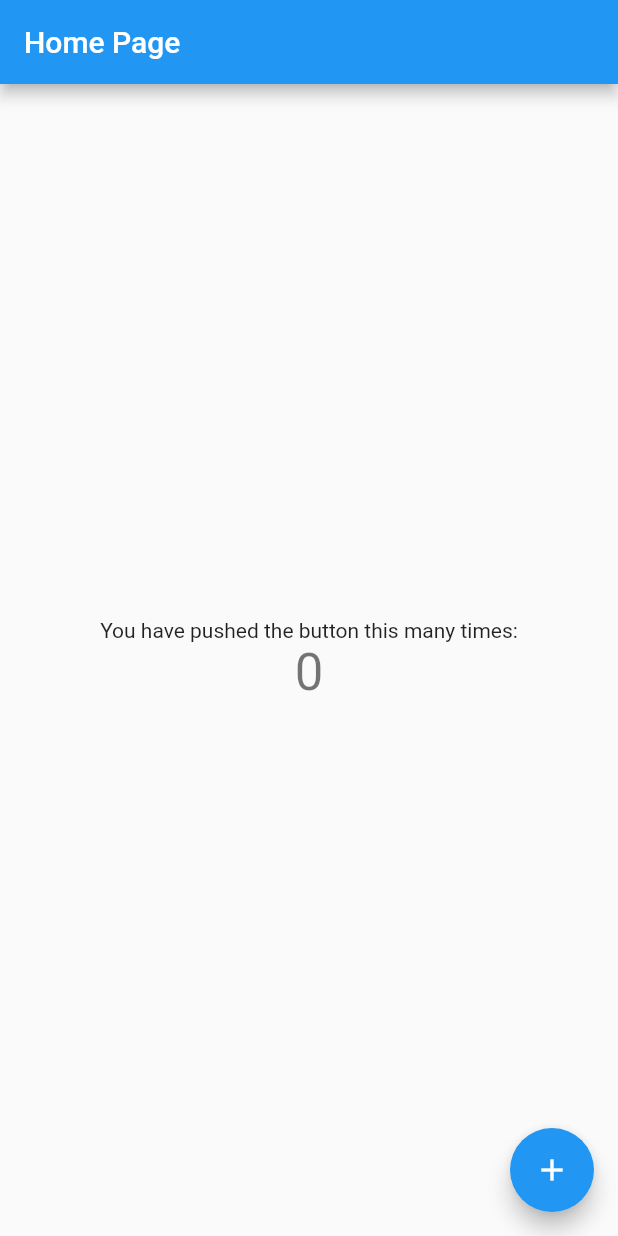
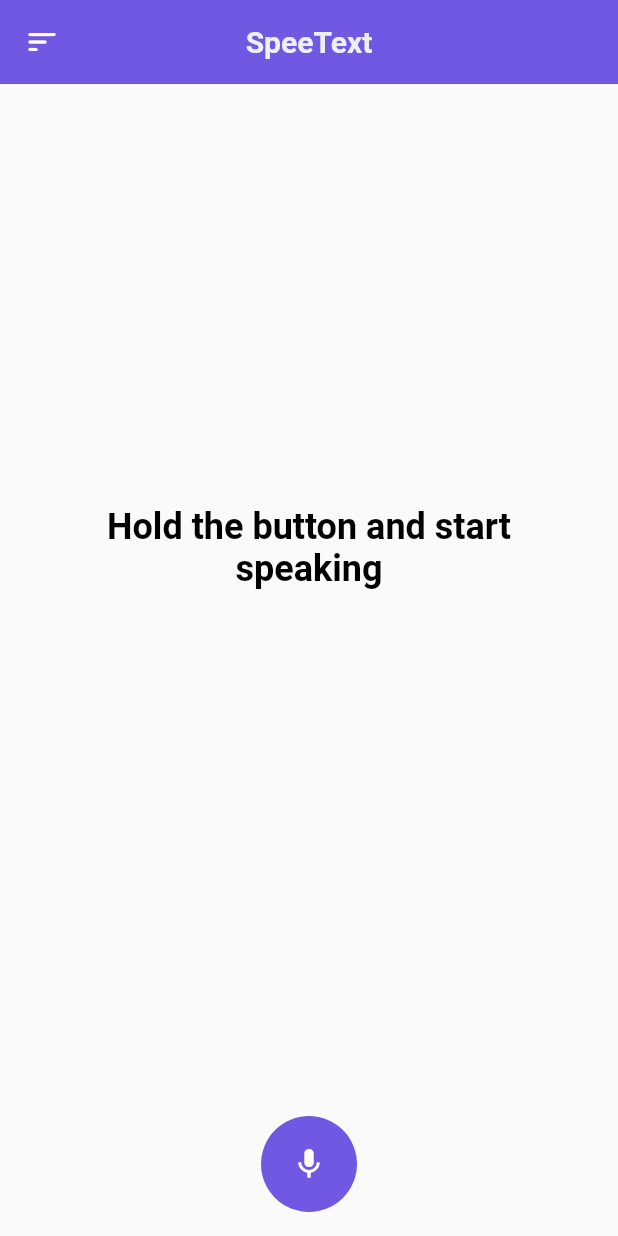
Before and after one commit to tee-jaay/speemage, a Flutter app: the screen it shows after launch, on a phone screen of 412 x 824 dp. Run offline on Flutter 3.47's test engine with Material 2 defaults, Android fonts, the phone set to English and light mode, and no system bars.

Commit message:
speech screen ui

```diff
--- /dev/null
+++ b/lib/colors.dart
@@ -0,0 +1,4 @@
+import 'package:flutter/material.dart';
+
+const bgColor = Color(0xff7158e2);
+const textColor = Color(0xffecf0f1);
--- a/lib/main.dart
+++ b/lib/main.dart
@@ -1,68 +1,26 @@
 import 'package:flutter/material.dart';
+import 'package:flutter/services.dart';
+
+import 'package:spetext/speech_screen.dart';
 
 void main() {
+  SystemChrome.setSystemUIOverlayStyle(const SystemUiOverlayStyle(statusBarColor: Colors.transparent));
   runApp(const MyApp());
 }
 
 class MyApp extends StatelessWidget {
   const MyApp({super.key});
 
-  // This widget is the root of your application.
+  //
   @override
   Widget build(BuildContext context) {
     return MaterialApp(
+      debugShowCheckedModeBanner: false,
       title: 'Flutter',
       theme: ThemeData(
         primarySwatch: Colors.blue,
       ),
-      home: const MyHomePage(title: 'Home Page'),
+      home: const SpeechScreen(),
     );
   }
 }
-
-class MyHomePage extends StatefulWidget {
-  const MyHomePage({super.key, required this.title});
-
-  final String title;
-
-  @override
-  State<MyHomePage> createState() => _MyHomePageState();
-}
-
-class _MyHomePageState extends State<MyHomePage> {
-  int _counter = 0;
-
-  void _incrementCounter() {
-    setState(() {
-      _counter++;
-    });
-  }
-
-  @override
-  Widget build(BuildContext context) {
-    return Scaffold(
-      appBar: AppBar(
-        title: Text(widget.title),
-      ),
-      body: Center(
-        child: Column(
-          mainAxisAlignment: MainAxisAlignment.center,
-          children: <Widget>[
-            const Text(
-              'You have pushed the button this many times:',
-            ),
-            Text(
-              '$_counter',
-              style: Theme.of(context).textTheme.headlineMedium,
-            ),
-          ],
-        ),
-      ),
-      floatingActionButton: FloatingActionButton(
-        onPressed: _incrementCounter,
-        tooltip: 'Increment',
-        child: const Icon(Icons.add),
-      ), // This trailing comma makes auto-formatting nicer for build methods.
-    );
-  }
-}
--- /dev/null
+++ b/lib/speech_screen.dart
@@ -0,0 +1,60 @@
+import 'package:flutter/material.dart';
+
+import 'package:spetext/colors.dart';
+
+class SpeechScreen extends StatefulWidget {
+  const SpeechScreen({Key? key}) : super(key: key);
+
+  @override
+  State<SpeechScreen> createState() => _SpeechScreenState();
+}
+
+class _SpeechScreenState extends State<SpeechScreen> {
+  var text = "Hold the button and start speaking";
+
+  @override
+  Widget build(BuildContext context) {
+    return Scaffold(
+      appBar: AppBar(
+        leading: Icon(
+          Icons.sort_rounded,
+          color: Colors.white,
+        ),
+        centerTitle: true,
+        backgroundColor: bgColor,
+        elevation: 0.0,
+        title: Text(
+          'SpeeText',
+          style: TextStyle(
+            fontWeight: FontWeight.w600,
+            color: textColor,
+          ),
+        ),
+      ),
+      body: Container(
+        alignment: Alignment.center,
+        padding: const EdgeInsets.symmetric(horizontal: 24, vertical: 16),
+        margin: EdgeInsets.only(bottom: 150),
+        child: Text(
+          text,
+          textAlign: TextAlign.center,
+          softWrap: true,
+          style: TextStyle(
+            fontSize: 24,
+            color: Colors.black,
+            fontWeight: FontWeight.w600,
+          ),
+        ),
+      ),
+      floatingActionButton: CircleAvatar(
+        backgroundColor: bgColor,
+        radius: 32,
+        child: Icon(
+          Icons.mic,
+          color: Colors.white,
+        ),
+      ),
+      floatingActionButtonLocation: FloatingActionButtonLocation.centerFloat,
+    );
+  }
+}
```
